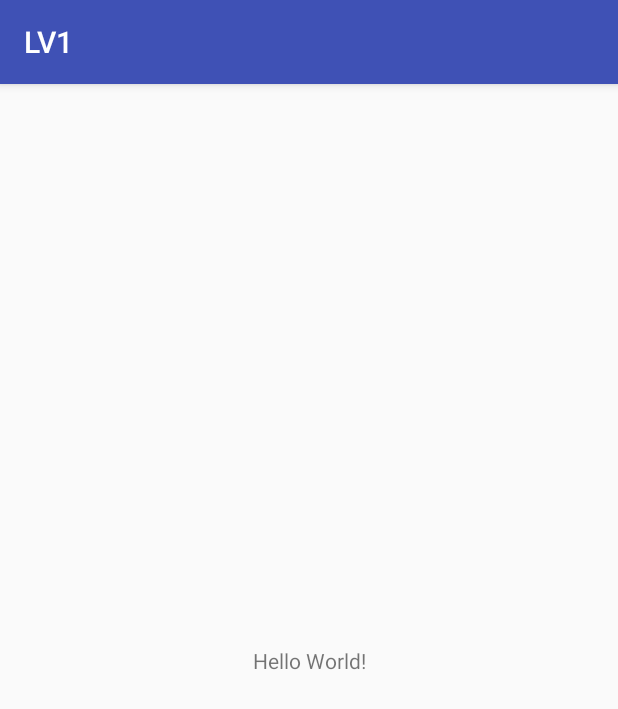
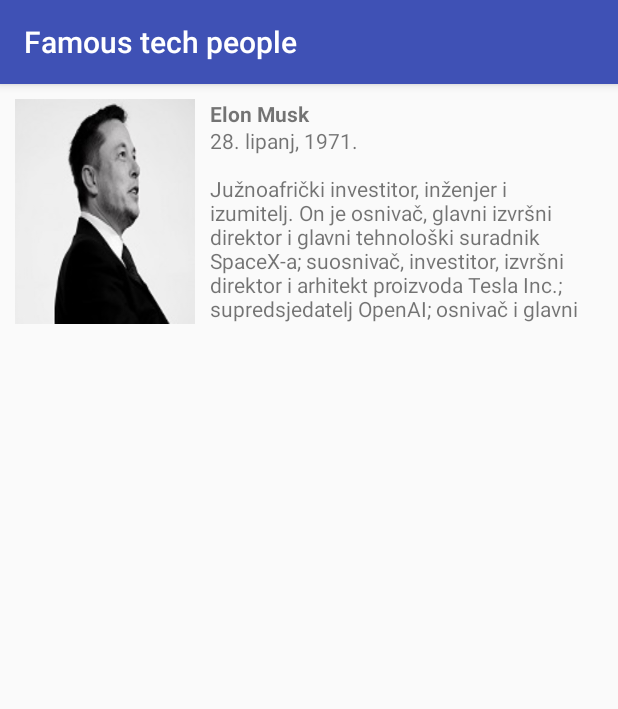
Before and after one commit to BranimirK/RMA, an Android app: the screen it shows after launch (MainActivity), on a phone screen of 412 x 824 dp. Shown: the top 709 px of the screen. Run offline under Robolectric (Android 15) with nearby library versions, the phone set to English and light mode, and no system bars.

Commit message:
Izgled
Definiranje izgleda pomoću XML-a.

```diff
--- a/LV1/app/src/main/AndroidManifest.xml
+++ b/LV1/app/src/main/AndroidManifest.xml
@@ -1,6 +1,6 @@
 <?xml version="1.0" encoding="utf-8"?>
 <manifest xmlns:android="http://schemas.android.com/apk/res/android"
-    package="com.branimirkedacic.lv1" >
+    package="com.branimirkedacic.lv1">
 
     <application
         android:allowBackup="true"
@@ -8,8 +8,8 @@
         android:label="@string/app_name"
         android:roundIcon="@mipmap/ic_launcher_round"
         android:supportsRtl="true"
-        android:theme="@style/AppTheme" >
-        <activity android:name=".MainActivity" >
+        android:theme="@style/AppTheme">
+        <activity android:name=".MainActivity">
             <intent-filter>
                 <action android:name="android.intent.action.MAIN" />
 
--- a/LV1/app/src/main/res/layout/activity_main.xml
+++ b/LV1/app/src/main/res/layout/activity_main.xml
@@ -1,19 +1,36 @@
 <?xml version="1.0" encoding="utf-8"?>
-<android.support.constraint.ConstraintLayout
+<RelativeLayout
     xmlns:android="http://schemas.android.com/apk/res/android"
+    android:layout_width="fill_parent"
+    android:layout_height="fill_parent"
+    android:orientation="horizontal"
+    android:paddingBottom="@dimen/global_padding"
+    android:paddingLeft="@dimen/global_padding"
+    android:paddingRight="@dimen/global_padding"
+    android:paddingTop="@dimen/global_padding"
     xmlns:tools="http://schemas.android.com/tools"
-    xmlns:app="http://schemas.android.com/apk/res-auto"
-    android:layout_width="match_parent"
-    android:layout_height="match_parent"
-    tools:context="com.branimirkedacic.lv1.MainActivity">
+    tools:context="com.branimirkedacic.lv1.MainActivity"
+    >
 
+    <ImageView
+        android:id="@+id/iv_elon"
+        android:layout_width="@dimen/profile_width"
+        android:layout_height="@dimen/profile_height"
+        android:adjustViewBounds="true"
+        android:scaleType="fitXY"
+        android:paddingRight="@dimen/global_padding"
+        android:src="@drawable/elon" />
+
+    <ScrollView
+        android:id="@+id/scroll_id"
+        android:layout_width="match_parent"
+        android:layout_height="@dimen/profile_height"
+        android:layout_toRightOf="@+id/iv_elon">
     <TextView
+        android:id="@+id/descriptioncomma"
         android:layout_width="wrap_content"
-        android:layout_height="wrap_content"
-        android:text="Hello World!"
-        app:layout_constraintBottom_toBottomOf="parent"
-        app:layout_constraintLeft_toLeftOf="parent"
-        app:layout_constraintRight_toRightOf="parent"
-        app:layout_constraintTop_toTopOf="parent" />
-
-</android.support.constraint.ConstraintLayout>
+        android:layout_height="@dimen/profile_height"
+        android:text="@string/elon"
+        android:layout_toRightOf="@id/iv_elon" />
+    </ScrollView>
+</RelativeLayout>
--- a/LV1/app/src/main/res/mipmap-anydpi-v26/ic_launcher.xml
+++ b/LV1/app/src/main/res/mipmap-anydpi-v26/ic_launcher.xml
@@ -1,5 +1,5 @@
 <?xml version="1.0" encoding="utf-8"?>
 <adaptive-icon xmlns:android="http://schemas.android.com/apk/res/android">
-    <background android:drawable="@drawable/ic_launcher_background"/>
-    <foreground android:drawable="@drawable/ic_launcher_foreground"/>
+    <background android:drawable="@drawable/ic_launcher_background" />
+    <foreground android:drawable="@drawable/ic_launcher_foreground" />
 </adaptive-icon>
--- a/LV1/app/src/main/res/mipmap-anydpi-v26/ic_launcher_round.xml
+++ b/LV1/app/src/main/res/mipmap-anydpi-v26/ic_launcher_round.xml
@@ -1,5 +1,5 @@
 <?xml version="1.0" encoding="utf-8"?>
 <adaptive-icon xmlns:android="http://schemas.android.com/apk/res/android">
-    <background android:drawable="@drawable/ic_launcher_background"/>
-    <foreground android:drawable="@drawable/ic_launcher_foreground"/>
+    <background android:drawable="@drawable/ic_launcher_background" />
+    <foreground android:drawable="@drawable/ic_launcher_foreground" />
 </adaptive-icon>
--- /dev/null
+++ b/LV1/app/src/main/res/values/dimensions.xml
@@ -0,0 +1,6 @@
+<?xml version="1.0" encoding="utf-8"?>
+<resources>
+    <dimen name="profile_height">150dp</dimen >
+    <dimen name="profile_width">130dp</dimen >
+    <dimen name="global_padding">10dp</dimen>
+</resources>
--- a/LV1/app/src/main/res/values/strings.xml
+++ b/LV1/app/src/main/res/values/strings.xml
@@ -1,3 +1,4 @@
 <resources>
-    <string name="app_name">LV1</string>
+    <string name="app_name">Famous tech people</string>
+    <string name="elon"><b><h1>Elon Musk</h1></b>\n28. lipanj, 1971.\n\nJužnoafrički investitor, inženjer i izumitelj. On je osnivač, glavni izvršni direktor i glavni tehnološki suradnik SpaceX-a; suosnivač, investitor, izvršni direktor i arhitekt proizvoda Tesla Inc.; supredsjedatelj OpenAI; osnivač i glavni izvršni direktor Neuralink-a i osnivač The Boring Company (2016). Musk je također suosnivač i bivši predsjednik SolarCity-ja, suosnivač Zip2 i osnivač X.com, koji se spojio s Confinity i uzeo ime PayPal. Od listopada 2017., Muskovo se bogatstvo procjenjuje na neto iznos od 20,8 milijardi dolara, čime je u 2017. prema "Forbes 400" postao 21. najbogatija osoba u SAD-u. Od ožujka 2016., na popisu je Forbesa kao 80. najbogatija osoba na svijetu. U prosincu 2016., Musk je bio na 21. mjestu na Forbeseovom popisu najmoćnijih ljudi na svijetu. Musk je izjavio da se ciljevi SolarCitya, Tesle i SpaceX-a okreću oko njegove vizije da mijenja svijet i čovječanstvo. Njegovi ciljevi uključuje smanjenje globalnog zatopljenja kroz održivu proizvodnju i potrošnju energije i smanjenje "rizika ljudskog istrebljenja" širenjem ljudske rase na druge planete, uspostavom ljudske kolonije na Marsu. </string>
 </resources>
```
Also changed, not shown: LV1/app/src/main/res/drawable/ic_launcher_background.xml (+166 -70 lines), LV1/app/src/main/res/drawable/elon.jpg (added).
